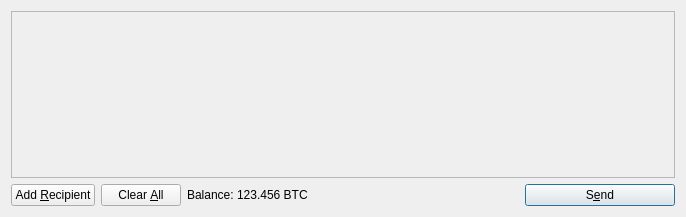
Qt form src/qt/forms/sendcoinsdialog.ui (namecoin/namecoin-legacy) before a commit.
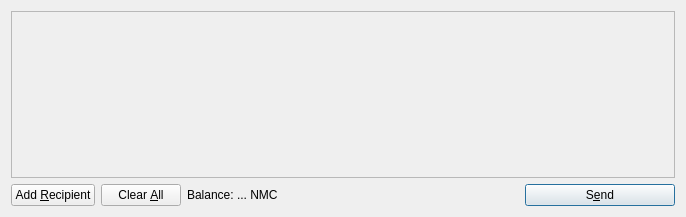
The same form after that commit. Icons and pictures are not drawn.

The edit to the form file:
```diff
--- a/src/qt/forms/sendcoinsdialog.ui
+++ b/src/qt/forms/sendcoinsdialog.ui
@@ -119,7 +119,7 @@
           <cursorShape>IBeamCursor</cursorShape>
          </property>
          <property name="text">
-          <string>123.456 BTC</string>
+          <string>... NMC</string>
          </property>
          <property name="textInteractionFlags">
           <set>Qt::LinksAccessibleByMouse|Qt::TextSelectableByKeyboard|Qt::TextSelectableByMouse</set>
```
